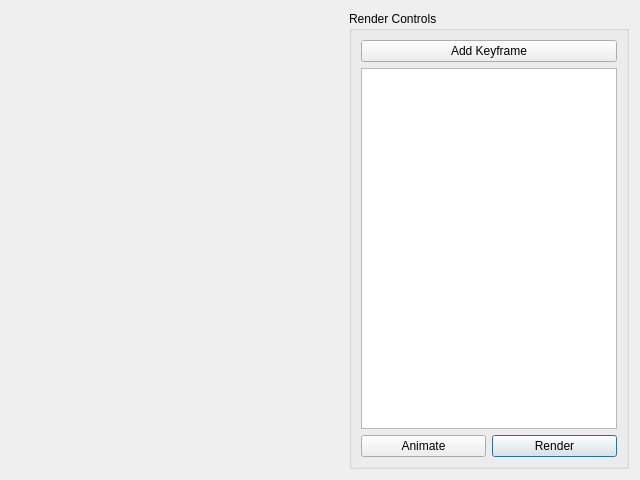
Old version of the form keyframeanimation.ui in the repository sme-gmbh/smepowercad.
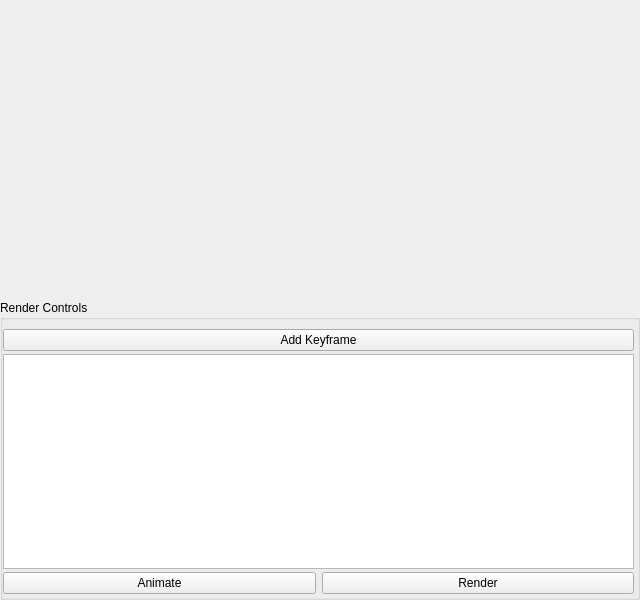
New version of the form.

Commit message: Moved KeyframeAnimation to a QDockWidget.

```diff
--- a/keyframeanimation.ui
+++ b/keyframeanimation.ui
@@ -1,25 +1,101 @@
 <?xml version="1.0" encoding="UTF-8"?>
 <ui version="4.0">
  <class>KeyframeAnimation</class>
- <widget class="QDialog" name="KeyframeAnimation">
+ <widget class="QDockWidget" name="KeyframeAnimation">
   <property name="geometry">
    <rect>
     <x>0</x>
     <y>0</y>
     <width>640</width>
-    <height>480</height>
+    <height>600</height>
    </rect>
   </property>
+  <property name="minimumSize">
+   <size>
+    <width>350</width>
+    <height>600</height>
+   </size>
+  </property>
+  <property name="mouseTracking">
+   <bool>true</bool>
+  </property>
+  <property name="contextMenuPolicy">
+   <enum>Qt::NoContextMenu</enum>
+  </property>
+  <property name="floating">
+   <bool>false</bool>
+  </property>
   <property name="windowTitle">
    <string>Keyframe Animation</string>
   </property>
+  <widget class="QWidget" name="dockWidgetContents">
+   <layout class="QVBoxLayout" name="verticalLayout">
+    <property name="spacing">
+     <number>0</number>
+    </property>
+    <property name="leftMargin">
+     <number>0</number>
+    </property>
+    <property name="topMargin">
+     <number>0</number>
+    </property>
+    <property name="rightMargin">
+     <number>0</number>
+    </property>
+    <property name="bottomMargin">
+     <number>0</number>
+    </property>
+    <item>
   <layout class="QGridLayout" name="gridLayout">
-   <item row="0" column="1">
+      <property name="sizeConstraint">
+       <enum>QLayout::SetMinAndMaxSize</enum>
+      </property>
+      <property name="horizontalSpacing">
+       <number>3</number>
+      </property>
+      <property name="verticalSpacing">
+       <number>0</number>
+      </property>
+      <item row="0" column="0">
+       <widget class="QWidget" name="graphicWidget" native="true">
+        <property name="sizePolicy">
+         <sizepolicy hsizetype="MinimumExpanding" vsizetype="MinimumExpanding">
+          <horstretch>0</horstretch>
+          <verstretch>0</verstretch>
+         </sizepolicy>
+        </property>
+       </widget>
+      </item>
+      <item row="1" column="0">
     <widget class="QGroupBox" name="groupBox_renderControls">
+        <property name="sizePolicy">
+         <sizepolicy hsizetype="Preferred" vsizetype="Preferred">
+          <horstretch>0</horstretch>
+          <verstretch>0</verstretch>
+         </sizepolicy>
+        </property>
      <property name="title">
       <string>Render Controls</string>
      </property>
      <layout class="QGridLayout" name="gridLayout_2">
+         <property name="leftMargin">
+          <number>0</number>
+         </property>
+         <property name="topMargin">
+          <number>9</number>
+         </property>
+         <property name="rightMargin">
+          <number>3</number>
+         </property>
+         <property name="bottomMargin">
+          <number>3</number>
+         </property>
+         <property name="horizontalSpacing">
+          <number>6</number>
+         </property>
+         <property name="verticalSpacing">
+          <number>3</number>
+         </property>
       <item row="2" column="2">
        <widget class="QPushButton" name="pushButton_render">
         <property name="text">
@@ -36,6 +112,12 @@
       </item>
       <item row="1" column="1" colspan="2">
        <widget class="QPlainTextEdit" name="plainTextEdit_renderControlScript">
+           <property name="sizePolicy">
+            <sizepolicy hsizetype="Expanding" vsizetype="Expanding">
+             <horstretch>0</horstretch>
+             <verstretch>0</verstretch>
+            </sizepolicy>
+           </property>
         <property name="documentTitle">
          <string/>
         </property>
@@ -60,17 +142,10 @@
      </layout>
     </widget>
    </item>
-   <item row="0" column="0">
-    <widget class="QWidget" name="graphicWidget" native="true">
-     <property name="sizePolicy">
-      <sizepolicy hsizetype="MinimumExpanding" vsizetype="MinimumExpanding">
-       <horstretch>0</horstretch>
-       <verstretch>0</verstretch>
-      </sizepolicy>
-     </property>
-    </widget>
-   </item>
-  </layout>
+     </layout>
+    </item>
+   </layout>
+  </widget>
  </widget>
  <resources/>
  <connections/>
```
Lines whose indentation alone changed are shown as unchanged. The commit also changes 3 other files.
